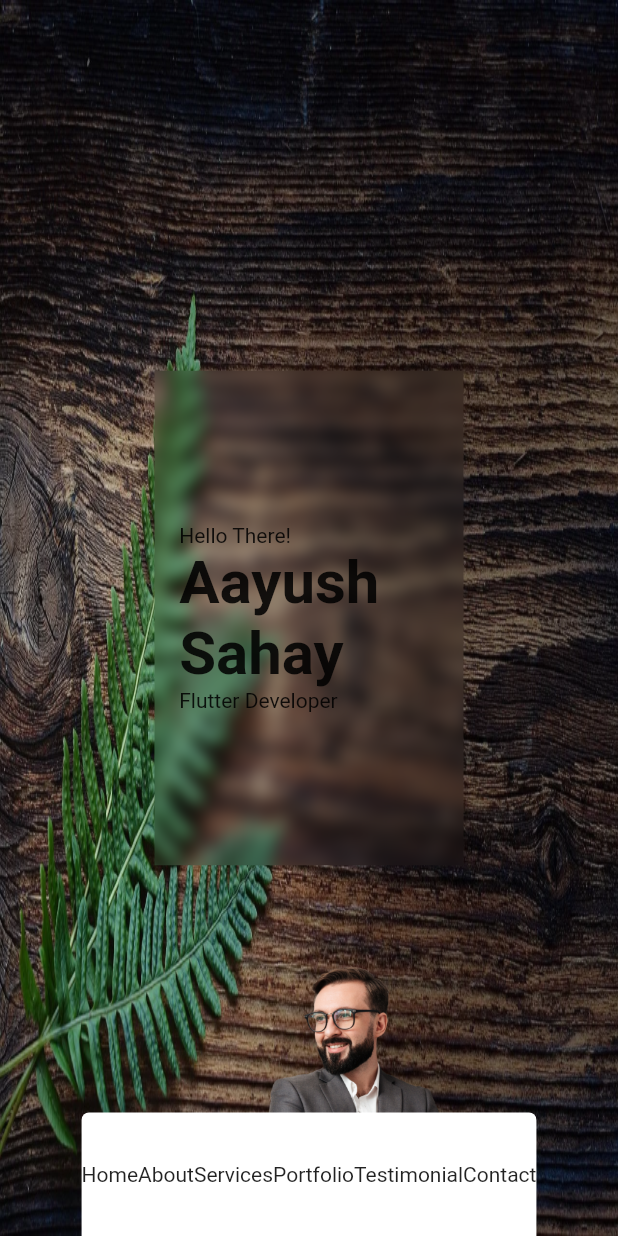
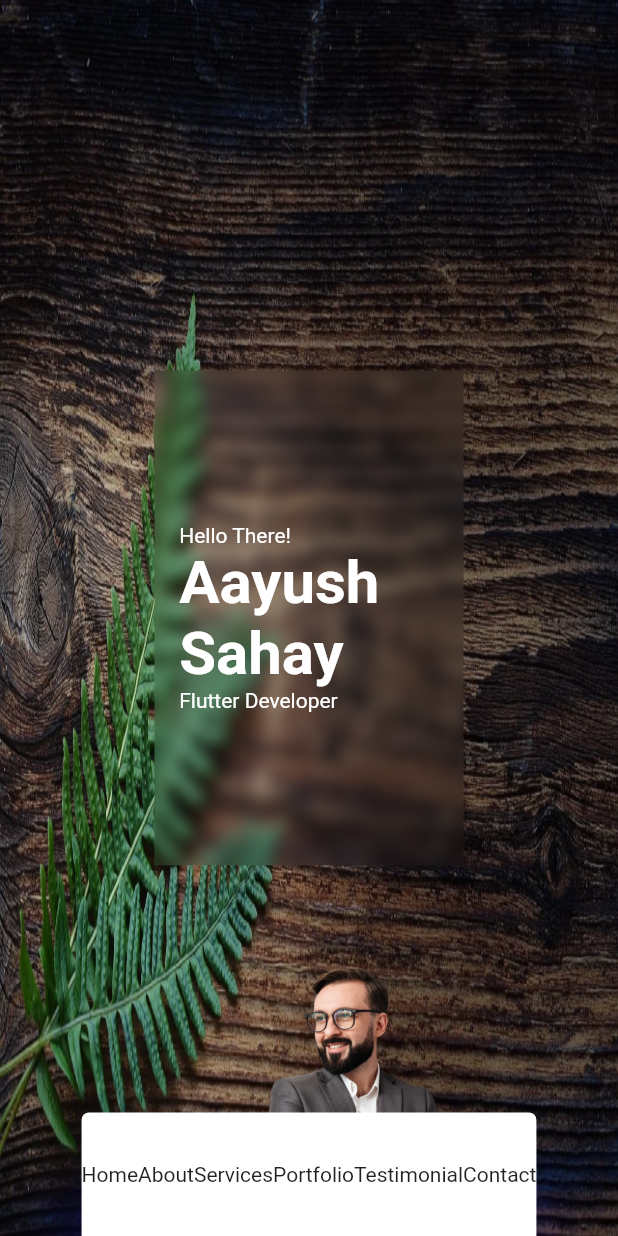
Before and after one commit to theashggl/Portfolio, a Flutter app: the screen it shows after launch, on a phone screen of 412 x 824 dp. Run offline on Flutter 3.47's test engine with Material 2 defaults, Android fonts, the light colour scheme and no system bars; our stand-ins replace dio, open_file, permission_handler; missing offline and left inert: universal_html.

Commit message:
Working UI of about section with unfinished backend work

```diff
--- /dev/null
+++ b/lib/Model/AboutSection/download_functionality.dart
@@ -0,0 +1,19 @@
+import 'dart:io';
+import 'package:dio/dio.dart';
+import 'package:flutter/foundation.dart';
+import 'package:path_provider/path_provider.dart';
+import 'package:portfolio/Model/AboutSection/downloadService.dart';
+// import 'dart:html';//for web only implementation
+
+class DownloadButtonWeb {
+  // void downloadInWeb(String path) {//only works for web. Need to write code for other platforms
+  //   final AnchorElement anchorElement = AnchorElement(href: path);
+  //   anchorElement.download = 'resume.pdf';
+  //   anchorElement.click();
+  // }
+  Future<void> downloadButton() async{
+    final DownloadService downloadService = kIsWeb?WebDownloadService():MobileDownloadService();
+    await downloadService.download(url: 'assets/downloads/resume.pdf');
+  }
+
+}
--- a/lib/UI/SectionsOfHomePage/TopSection/Components/bio_text.dart
+++ b/lib/UI/SectionsOfHomePage/TopSection/Components/bio_text.dart
@@ -20,19 +20,28 @@ class IntroductoryText extends StatelessWidget {
           ),
           width: MediaQuery.of(context).size.width / 2,
           height: MediaQuery.of(context).size.height / 2.5,
-          child: Column(
+          child: const Column(
             crossAxisAlignment: CrossAxisAlignment.start,
             mainAxisAlignment: MainAxisAlignment.center,
-            children: const [
-              Text('Hello There!'),
+            children: [
+              Text(
+                'Hello There!',
+                style: TextStyle(color: Colors.white),
+              ),
               Text(
                 'Aayush \nSahay',
                 style: TextStyle(
+                  color: Colors.white,
                   fontSize: 40,
                   fontWeight: FontWeight.bold,
                 ),
               ),
-              Text('Flutter Developer'),
+              Text(
+                'Flutter Developer',
+                style: TextStyle(
+                  color: Colors.white,
+                ),
+              ),
             ],
           ),
         ),
--- a/lib/UI/SectionsOfHomePage/TopSection/Components/menu.dart
+++ b/lib/UI/SectionsOfHomePage/TopSection/Components/menu.dart
@@ -22,13 +22,22 @@ class _MenuState extends State<Menu> {
     ); //check because inkwell requires material ancestor to work
     return Positioned(
       bottom: 0,
-      child: Container(
+      child: Column(
+        children: [
+          Container(
             constraints: BoxConstraints(
               minHeight: MediaQuery.of(context).size.height / 10,
               minWidth: MediaQuery.of(context).size.width / 2,
             ),
-        decoration: const BoxDecoration(
-          borderRadius: BorderRadius.only(
+            decoration: BoxDecoration(
+              boxShadow: [
+                BoxShadow(
+                  offset: const Offset(0, 50),
+                  blurRadius: 40,
+                  color: const Color(0xFF0700B1).withOpacity(0.3),
+                ),
+              ],
+              borderRadius: const BorderRadius.only(
                 topLeft: Radius.circular(5),
                 topRight: Radius.circular(5),
               ),
@@ -73,6 +82,8 @@ class _MenuState extends State<Menu> {
               ),
             ),
           ),
+        ],
+      ),
     );
   }
 }
--- a/lib/UI/SectionsOfHomePage/TopSection/top_section.dart
+++ b/lib/UI/SectionsOfHomePage/TopSection/top_section.dart
@@ -23,11 +23,11 @@ class _TopSectionState extends State<TopSection> {
           image: AssetImage('assets/top_section_background.png'),
         ),
       ),
-      child: Stack(
-        key: const Key('TopSectionKey'),
+      child: const Stack(
+        key: Key('TopSectionKey'),
         alignment: Alignment.center,
         clipBehavior: Clip.none,
-        children: const [
+        children: [
           IntroductoryText(),
           PersonPic(),
           Menu(),
--- a/lib/UI/home_page.dart
+++ b/lib/UI/home_page.dart
@@ -1,4 +1,6 @@
 import 'package:flutter/material.dart';
+import 'package:portfolio/Model/AboutSection/download_functionality.dart';
+import 'package:portfolio/UI/SectionsOfHomePage/AboutSection/about_section.dart';
 import 'package:portfolio/UI/SectionsOfHomePage/TopSection/top_section.dart';
 
 class MyApp extends StatelessWidget {
@@ -26,6 +28,7 @@ class MyHomePage extends StatefulWidget {
 }
 
 class _MyHomePageState extends State<MyHomePage> {
+  final DownloadButtonWeb downloadButtonWeb = DownloadButtonWeb();
   @override
   Widget build(BuildContext context) {
     return Scaffold(
@@ -35,6 +38,8 @@ class _MyHomePageState extends State<MyHomePage> {
           SliverList(
             delegate: SliverChildListDelegate([
               const TopSection(),
+              const SizedBox(height: 100,),
+              AboutSection(),
             ]),
           )
         ],
--- a/pubspec.yaml
+++ b/pubspec.yaml
@@ -7,9 +7,15 @@ environment:
   sdk: ">=2.12.1 <3.0.0"
 dependencies:
   cupertino_icons: ^1.0.5
+#  file_saver: ^0.1.0
+  dio: ^4.0.6
   flutter:
     sdk: flutter
   lint:
+  open_file: ^3.2.1
+  path_provider: ^2.0.11
+  permission_handler: ^10.0.0
+  universal_html: ^2.0.8
 
 dev_dependencies:
   flutter_test:
```
Also changed, not shown: lib/Model/AboutSection/downloadService.dart (added, +38 -0 lines), lib/UI/SectionsOfHomePage/AboutSection/about_section.dart (added, +95 -0 lines), lib/UI/SectionsOfHomePage/AboutSection/about_section_text.dart (added, +23 -0 lines), lib/UI/SectionsOfHomePage/AboutSection/experience_card.dart (added, +80 -0 lines), assets/hand.png (added), assets/sign.png (added), pubspec.lock, 2 other files. Lines whose indentation alone changed are shown as unchanged.
